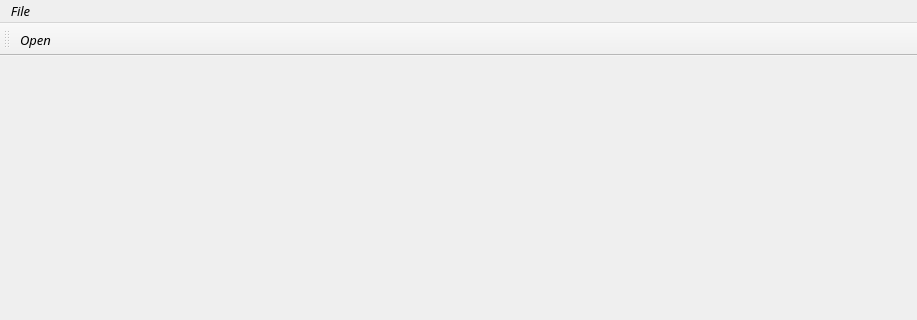
Old version of the form ComBombGui/mainwindow.ui in the repository cdesjardins/ComBomb; both pictures show x 0 to 917 and y 0 to 320 of the 917 by 637 pixel window.
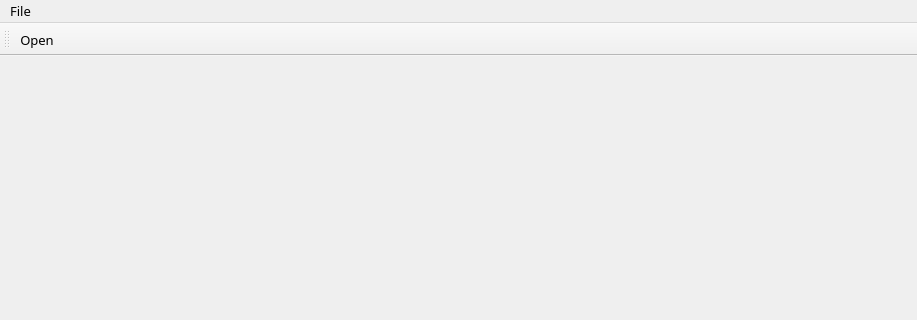
New version of the form. Icons and pictures are not drawn.

What changed in the file:
```diff
--- a/ComBombGui/mainwindow.ui
+++ b/ComBombGui/mainwindow.ui
@@ -14,7 +14,7 @@
    <font>
     <family>Sans Serif</family>
     <pointsize>10</pointsize>
-    <italic>true</italic>
+    <italic>false</italic>
    </font>
   </property>
   <property name="windowTitle">
@@ -31,7 +31,7 @@
      <x>0</x>
      <y>0</y>
      <width>917</width>
-     <height>20</height>
+     <height>22</height>
     </rect>
    </property>
    <widget class="QMenu" name="_menuFile">
```
